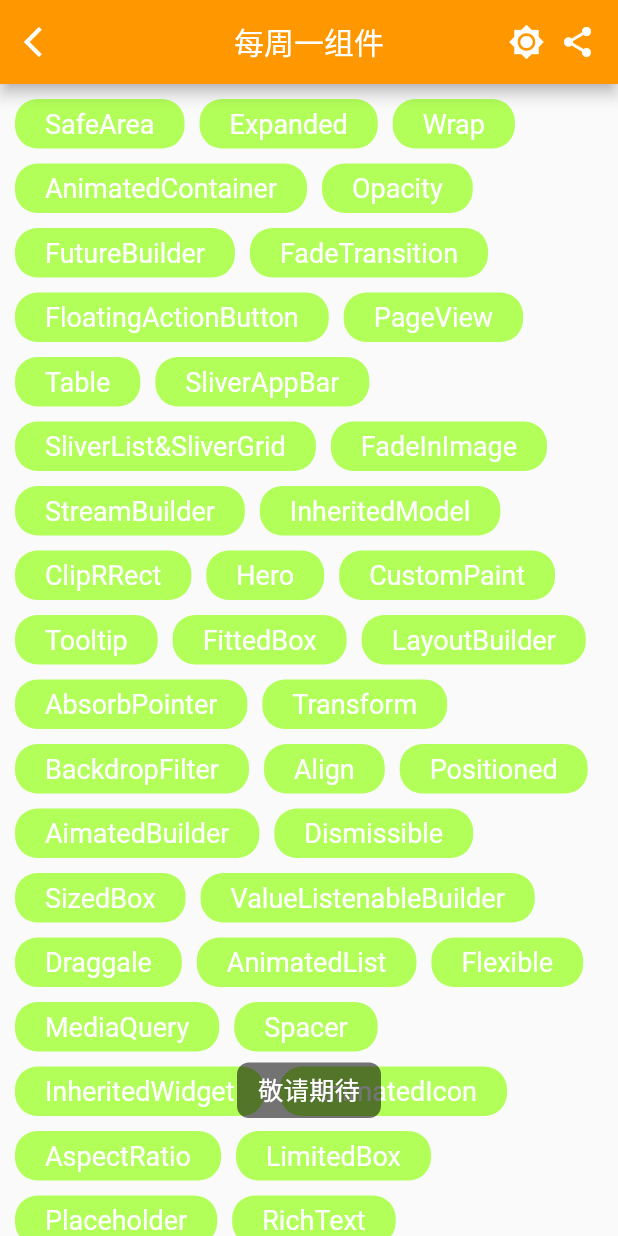
After one commit to HeroLBJ/Flutter_UP, a Flutter app: the Fourth003Page screen opened directly, after a tap on "SafeArea", on a phone screen of 412 x 824 dp. The commit adds this screen. Run offline on Flutter 3.47's test engine with Material 2 defaults, Android fonts, the phone set to English and light mode, and no system bars; our stand-ins replace after_layout, bot_toast, cached_network_image, sticky_headers.

Commit message:
017: 1.调整第4个按钮 2.添加组件列表

```diff
--- a/lib/tool/hero/HeroData.dart
+++ b/lib/tool/hero/HeroData.dart
@@ -241,9 +241,9 @@ class HeroData {
         id: 20200824,
         firstName: '武器大师',
         secondName: '贾克斯',
-        avatar: 'https://game.gtimg.cn/images/lol/act/img/skin/big24000.jpg',
+        avatar: 'https://game.gtimg.cn/images/lol/act/img/skin/small24000.jpg',
         bigAvatar:
-            'https://game.gtimg.cn/images/lol/act/img/skin/small24000.jpg',
+            'https://game.gtimg.cn/images/lol/act/img/skin/big24000.jpg',
         skinList: [
           skin01,
           skin02,
@@ -672,9 +672,9 @@ class HeroData {
         id: 20200821,
         firstName: '赏金猎人',
         secondName: '厄运小姐',
-        avatar: 'https://game.gtimg.cn/images/lol/act/img/skin/big21000.jpg',
+        avatar: 'https://game.gtimg.cn/images/lol/act/img/skin/small21000.jpg',
         bigAvatar:
-            'https://game.gtimg.cn/images/lol/act/img/skin/small21000.jpg',
+            'https://game.gtimg.cn/images/lol/act/img/skin/big21000.jpg',
         skinList: [
           skin01,
           skin02,
@@ -734,7 +734,7 @@ class HeroData {
       skinName: '脏兮兮 努努和威朗普',
       skinImg: 'https://game.gtimg.cn/images/lol/act/img/skin/big20003.jpg',
       skinSmallImg:
-          'https://game.gtimg.cn/images/lol/act/img/skin/big20003.jpg',
+          'https://game.gtimg.cn/images/lol/act/img/skin/small20003.jpg',
     );
     Skin skin05 = Skin(
       skinName: '合金巨兽 努努和威朗普',
--- a/lib/ui/fourth/fourth02/fourth_002_page.dart
+++ b/lib/ui/fourth/fourth002/fourth_002_page.dart
@@ -1,8 +1,8 @@
 import 'package:flutter/material.dart';
 import 'package:flutter_up/tool/AppBarTool.dart';
 import 'package:flutter_up/tool/WidgetTool.dart';
-import 'package:flutter_up/ui/fourth/fourth02/fourth_0021_page.dart';
 
+import 'fourth_0021_page.dart';
 import 'fourth_0022_page.dart';
 import 'fourth_0023_page.dart';
 import 'fourth_0024_page.dart';
--- /dev/null
+++ b/lib/ui/fourth/fourth003/fourth_003_page.dart
@@ -0,0 +1,136 @@
+import 'package:flutter/material.dart';
+import 'package:flutter_up/tool/AppBarTool.dart';
+import 'package:flutter_up/tool/ColorTool.dart';
+import 'package:flutter_up/tool/toast/ToastTool.dart';
+
+class Fourth003Page extends StatelessWidget {
+  @override
+  Widget build(BuildContext context) {
+    return Scaffold(
+      appBar: AppBarTool.getAppBar(context, '每周一组件'),
+      body: SingleChildScrollView(
+        child: Container(
+          margin: EdgeInsets.all(10),
+          child: Wrap(
+            spacing: 10,
+            runSpacing: 10,
+            children: <Widget>[
+              _wrapChild('SafeArea', () => ToastTool.showText('敬请期待')),
+              _wrapChild('Expanded', () => ToastTool.showText('敬请期待')),
+              _wrapChild('Wrap', () => ToastTool.showText('敬请期待')),
+              _wrapChild('AnimatedContainer', () => ToastTool.showText('敬请期待')),
+              _wrapChild('Opacity', () => ToastTool.showText('敬请期待')),
+              _wrapChild('FutureBuilder', () => ToastTool.showText('敬请期待')),
+              _wrapChild('FadeTransition', () => ToastTool.showText('敬请期待')),
+              _wrapChild(
+                  'FloatingActionButton', () => ToastTool.showText('敬请期待')),
+              _wrapChild('PageView', () => ToastTool.showText('敬请期待')),
+              _wrapChild('Table', () => ToastTool.showText('敬请期待')),
+              _wrapChild('SliverAppBar', () => ToastTool.showText('敬请期待')),
+              _wrapChild(
+                  'SliverList&SliverGrid', () => ToastTool.showText('敬请期待')),
+              _wrapChild('FadeInImage', () => ToastTool.showText('敬请期待')),
+              _wrapChild('StreamBuilder', () => ToastTool.showText('敬请期待')),
+              _wrapChild('InheritedModel', () => ToastTool.showText('敬请期待')),
+              _wrapChild('ClipRRect', () => ToastTool.showText('敬请期待')),
+              _wrapChild('Hero', () => ToastTool.showText('敬请期待')),
+              _wrapChild('CustomPaint', () => ToastTool.showText('敬请期待')),
+              _wrapChild('Tooltip', () => ToastTool.showText('敬请期待')),
+              _wrapChild('FittedBox', () => ToastTool.showText('敬请期待')),
+              _wrapChild('LayoutBuilder', () => ToastTool.showText('敬请期待')),
+              _wrapChild('AbsorbPointer', () => ToastTool.showText('敬请期待')),
+              _wrapChild('Transform', () => ToastTool.showText('敬请期待')),
+              _wrapChild('BackdropFilter', () => ToastTool.showText('敬请期待')),
+              _wrapChild('Align', () => ToastTool.showText('敬请期待')),
+              _wrapChild('Positioned', () => ToastTool.showText('敬请期待')),
+              _wrapChild('AimatedBuilder', () => ToastTool.showText('敬请期待')),
+              _wrapChild('Dismissible', () => ToastTool.showText('敬请期待')),
+              _wrapChild('SizedBox', () => ToastTool.showText('敬请期待')),
+              _wrapChild(
+                  'ValueListenableBuilder', () => ToastTool.showText('敬请期待')),
+              _wrapChild('Draggale', () => ToastTool.showText('敬请期待')),
+              _wrapChild('AnimatedList', () => ToastTool.showText('敬请期待')),
+              _wrapChild('Flexible', () => ToastTool.showText('敬请期待')),
+              _wrapChild('MediaQuery', () => ToastTool.showText('敬请期待')),
+              _wrapChild('Spacer', () => ToastTool.showText('敬请期待')),
+              _wrapChild('InheritedWidget', () => ToastTool.showText('敬请期待')),
+              _wrapChild('AnimatedIcon', () => ToastTool.showText('敬请期待')),
+              _wrapChild('AspectRatio', () => ToastTool.showText('敬请期待')),
+              _wrapChild('LimitedBox', () => ToastTool.showText('敬请期待')),
+              _wrapChild('Placeholder', () => ToastTool.showText('敬请期待')),
+              _wrapChild('RichText', () => ToastTool.showText('敬请期待')),
+              _wrapChild(
+                  'ReorderableListView', () => ToastTool.showText('敬请期待')),
+              _wrapChild('AnimatedSwitcher', () => ToastTool.showText('敬请期待')),
+              _wrapChild(
+                  'AnimatedPositioned', () => ToastTool.showText('敬请期待')),
+              _wrapChild('AnimatedPadding', () => ToastTool.showText('敬请期待')),
+              _wrapChild('IndexedStack', () => ToastTool.showText('敬请期待')),
+              _wrapChild('Semantics', () => ToastTool.showText('敬请期待')),
+              _wrapChild('ConstrainedBox', () => ToastTool.showText('敬请期待')),
+              _wrapChild('Stack', () => ToastTool.showText('敬请期待')),
+              _wrapChild('AnimatedOpacity', () => ToastTool.showText('敬请期待')),
+              _wrapChild(
+                  'FractionallySizedBox', () => ToastTool.showText('敬请期待')),
+              _wrapChild('ListView', () => ToastTool.showText('敬请期待')),
+              _wrapChild('ListTitle', () => ToastTool.showText('敬请期待')),
+              _wrapChild('Container', () => ToastTool.showText('敬请期待')),
+              _wrapChild('SelectableText', () => ToastTool.showText('敬请期待')),
+              _wrapChild('DataTable', () => ToastTool.showText('敬请期待')),
+              _wrapChild('Slider&RangeSlider&CupertinoSlider',
+                  () => ToastTool.showText('敬请期待')),
+              _wrapChild('AlertDialog', () => ToastTool.showText('敬请期待')),
+              _wrapChild('AnimatedCrossFade', () => ToastTool.showText('敬请期待')),
+              _wrapChild(
+                  'DraggableScrollableSheet', () => ToastTool.showText('敬请期待')),
+              _wrapChild('ColorFiltered', () => ToastTool.showText('敬请期待')),
+              _wrapChild('ToggleButtons', () => ToastTool.showText('敬请期待')),
+              _wrapChild(
+                  'CupertinoActionSheet', () => ToastTool.showText('敬请期待')),
+              _wrapChild(
+                  'TweenAnimationBuilder', () => ToastTool.showText('敬请期待')),
+              _wrapChild('Image', () => ToastTool.showText('敬请期待')),
+              _wrapChild('DefaultTabController&TabBar',
+                  () => ToastTool.showText('敬请期待')),
+              _wrapChild('Drawer', () => ToastTool.showText('敬请期待')),
+              _wrapChild('SnackBar', () => ToastTool.showText('敬请期待')),
+              _wrapChild(
+                  'ListWheelScrollView', () => ToastTool.showText('敬请期待')),
+              _wrapChild('ShaderMask', () => ToastTool.showText('敬请期待')),
+              _wrapChild(
+                  'NotificationListener', () => ToastTool.showText('敬请期待')),
+              _wrapChild('Builder', () => ToastTool.showText('敬请期待')),
+              _wrapChild('ClipPath', () => ToastTool.showText('敬请期待')),
+              _wrapChild(
+                  'LinearProgressIndicator', () => ToastTool.showText('敬请期待')),
+              _wrapChild('CircularProgressIndicator',
+                  () => ToastTool.showText('敬请期待')),
+              _wrapChild('Divider', () => ToastTool.showText('敬请期待')),
+              _wrapChild('IgnorePointer', () => ToastTool.showText('敬请期待')),
+              _wrapChild('CupertinoActivityIndicator',
+                  () => ToastTool.showText('敬请期待')),
+              _wrapChild('ClipOval', () => ToastTool.showText('敬请期待')),
+              _wrapChild('AnimatedWidget', () => ToastTool.showText('敬请期待')),
+              _wrapChild('Padding', () => ToastTool.showText('敬请期待')),
+              _wrapChild('CheckboxListTitle', () => ToastTool.showText('敬请期待')),
+              _wrapChild('AboutDialog', () => ToastTool.showText('敬请期待')),
+              _wrapChild('Package:async', () => ToastTool.showText('敬请期待')),
+            ],
+          ),
+        ),
+      ),
+    );
+  }
+
+  _wrapChild(String title, VoidCallback onTap) {
+    var child = Container(
+      decoration: BoxDecoration(
+          color: ColorTool.randomColor(),
+          borderRadius: BorderRadius.circular(15)),
+      padding: EdgeInsets.symmetric(horizontal: 20, vertical: 6),
+      child: Text(title, style: TextStyle(fontSize: 18, color: Colors.white)),
+    );
+    return InkWell(
+        borderRadius: BorderRadius.circular(15), onTap: onTap, child: child);
+  }
+}
--- a/lib/ui/fourth/fourth_main_page.dart
+++ b/lib/ui/fourth/fourth_main_page.dart
@@ -1,7 +1,8 @@
 import 'package:flutter/material.dart';
 import 'package:flutter_up/tool/WidgetTool.dart';
 import 'package:flutter_up/ui/fourth/fourth01/fourth_001_page.dart';
-import 'fourth02/fourth_002_page.dart';
+import 'fourth002/fourth_002_page.dart';
+import 'fourth003/fourth_003_page.dart';
 
 class FourthMainPage extends StatelessWidget {
   @override
@@ -17,7 +18,14 @@ class FourthMainPage extends StatelessWidget {
       body: ListView(
         children: <Widget>[
           contentChild('海马汽车', () => Fourth001Page()),
-          contentChild('英雄联盟', () => Fourth002Page())
+          contentChild('英雄联盟', () {
+            Navigator.of(context)
+                .push(MaterialPageRoute(builder: (context) => Fourth002Page()));
+          }),
+          contentChild('每周一组件', () {
+            Navigator.of(context)
+                .push(MaterialPageRoute(builder: (context) => Fourth003Page()));
+          })
         ],
       ),
     );
```
Also changed, not shown: lib/ui/fourth/fourth002/fourth_0021_page.dart (renamed from lib/ui/fourth/fourth02/fourth_0021_page.dart), lib/ui/fourth/fourth002/fourth_0022_page.dart (renamed from lib/ui/fourth/fourth02/fourth_0022_page.dart), lib/ui/fourth/fourth002/fourth_0023_page.dart (renamed from lib/ui/fourth/fourth02/fourth_0023_page.dart), lib/ui/fourth/fourth002/fourth_0024_page.dart (renamed from lib/ui/fourth/fourth02/fourth_0024_page.dart).
